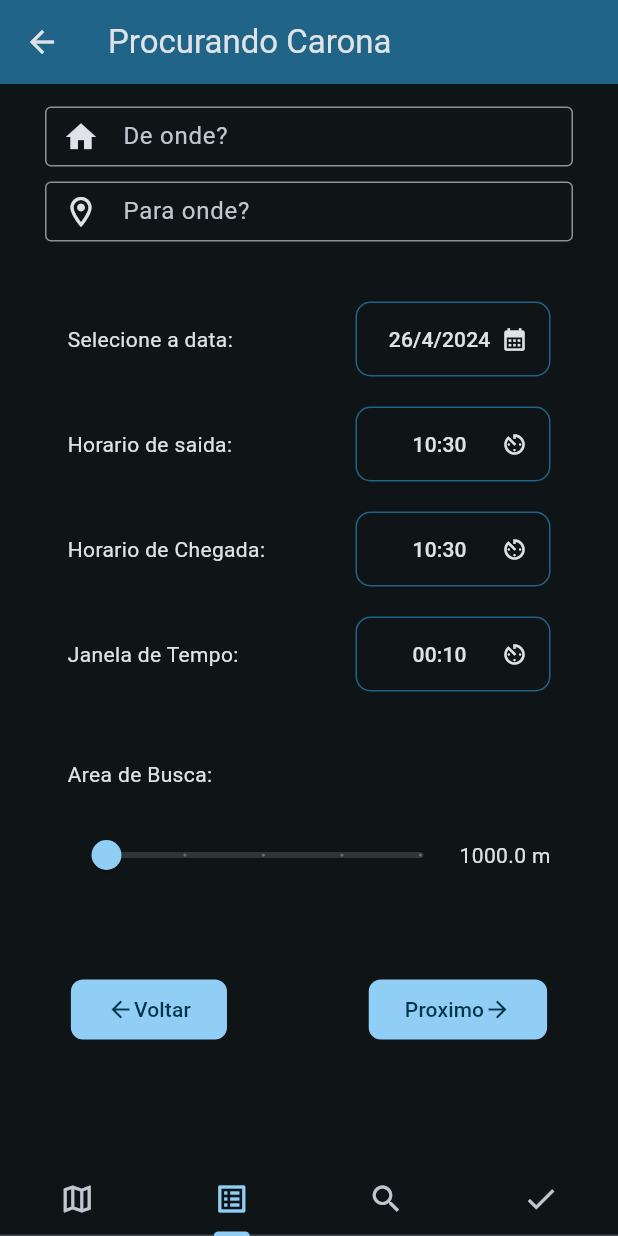
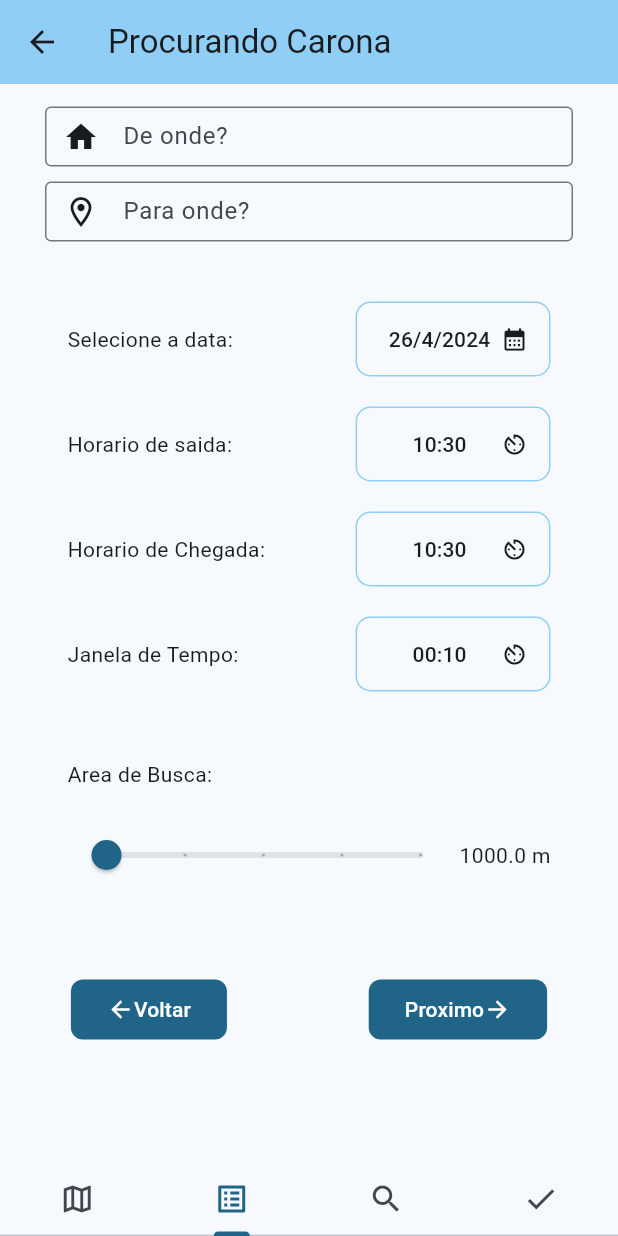
Before and after one commit to Felipe-TM/buscar-flutter, a Flutter app: the FindRideScreen screen opened directly, item 2 of the bottom bar chosen, on a phone screen of 412 x 824 dp. Run offline on Flutter 3.47's test engine with Material 3 defaults, Android fonts, the phone set to English and light mode, and no system bars; our stand-ins replace geocoding, geolocator, google_maps_flutter; missing offline and left inert: inner_shadow_widget; Roboto replaces fonts that are missing (Istok Web).

Commit message:
find ride update

```diff
--- a/lib/common_widgets/date_picker_button.dart
+++ b/lib/common_widgets/date_picker_button.dart
@@ -5,11 +5,13 @@ class DatePickerButton extends StatefulWidget {
   final Icon icon;
   final DateTime firstDate = DateTime(2023);
   final DateTime lastDate = DateTime(2050);
+  final Function(DateTime)? getDate;
 
   DatePickerButton({
     super.key,
     this.label,
     this.icon = const Icon(Icons.calendar_month),
+    this.getDate,
   });
 
   @override
@@ -43,6 +45,7 @@ class _DatePickerButtonState extends State<DatePickerButton> {
 
         setState(() {
           date = newDate;
+          widget.getDate!(date);
         });
       },
       child: Row(
--- a/lib/common_widgets/location_input_box.dart
+++ b/lib/common_widgets/location_input_box.dart
@@ -1,5 +1,7 @@
 import 'package:buscar/common_widgets/location_input_field.dart';
+import 'package:buscar/features/rides/find_ride/model/find_ride_model.dart';
 import 'package:flutter/material.dart';
+import 'package:provider/provider.dart';
 
 class LocationInputBox extends StatelessWidget {
   final TextEditingController? originController;
@@ -23,18 +25,28 @@ class LocationInputBox extends StatelessWidget {
         child: Column(
           mainAxisSize: MainAxisSize.min,
           children: [
-            LocationInputField(
+            Consumer<FindRideModel>(
+              builder: (BuildContext context, FindRideModel rideModel,
+                  Widget? child) {
+                return LocationInputField(
                   key: const Key('origin'),
                   focusNode: originFocusNode,
                   icon: Icons.home,
                   hint: 'De onde?',
                   controller: originController,
+                );
+              },
             ),
-            LocationInputField(
+            Consumer<FindRideModel>(
+              builder: (BuildContext context, FindRideModel rideModel,
+                  Widget? child) {
+                return LocationInputField(
                   key: const Key('destination'),
                   focusNode: destinationFocusNode,
                   hint: 'Para onde?',
                   controller: destinationController,
+                );
+              },
             ),
           ]
               .map((widget) => Padding(
--- a/lib/common_widgets/time_picker_button.dart
+++ b/lib/common_widgets/time_picker_button.dart
@@ -4,12 +4,14 @@ class TimePickerButton extends StatefulWidget {
   final Widget? label;
   final Icon icon;
   final TimeOfDay? time;
+  final Function(TimeOfDay)? getTime;
 
   const TimePickerButton(
       {super.key,
       this.label,
       this.icon = const Icon(Icons.av_timer),
-      this.time});
+      this.time,
+      this.getTime});
 
   @override
   State<TimePickerButton> createState() => _TimePickerButtonState();
@@ -17,7 +19,6 @@ class TimePickerButton extends StatefulWidget {
 
 class _TimePickerButtonState extends State<TimePickerButton> {
   TimeOfDay time = TimeOfDay.now();
-
   @override
   Widget build(BuildContext context) {
     if (widget.time != null) time = widget.time!;
@@ -46,9 +47,9 @@ class _TimePickerButtonState extends State<TimePickerButton> {
           },
         );
         if (newTime == null) return;
-
         setState(() {
           time = newTime;
+          widget.getTime!(time);
         });
       },
       child: Row(
--- /dev/null
+++ b/lib/features/rides/find_ride/model/find_ride_model.dart
@@ -0,0 +1,78 @@
+import 'package:flutter/material.dart';
+import 'package:google_maps_flutter/google_maps_flutter.dart';
+
+class FindRideModel extends ChangeNotifier {
+  late String origin = '';
+  late String destination = '';
+  late LatLng originCoord;
+  late LatLng destinationCoord;
+  late DateTime date;
+  late TimeOfDay departureTime;
+  late TimeOfDay arrivalTime;
+  late TimeOfDay timeWindow;
+
+  TimeOfDay get getTimeWindow => timeWindow;
+
+  set setTimeWindow(TimeOfDay timeWindow) {
+    this.timeWindow = timeWindow;
+    notifyListeners();
+  }
+
+  late double searchRadius;
+
+  get getOrigin => origin;
+
+  set setOrigin(String origin) {
+    this.origin = origin;
+    notifyListeners();
+  }
+
+  get getDestination => destination;
+
+  set setDestination(String destination) {
+    this.destination = destination;
+    notifyListeners();
+  }
+
+  get getOriginCoord => originCoord;
+
+  set setOriginCoord(LatLng originCoord) {
+    this.originCoord = originCoord;
+    notifyListeners();
+  }
+
+  get getDestinationCoord => destinationCoord;
+
+  set setDestinationCoord(LatLng destinationCoord) {
+    this.destinationCoord = destinationCoord;
+    notifyListeners();
+  }
+
+  get getDate => date;
+
+  set setDate(DateTime date) {
+    this.date = date;
+    notifyListeners();
+  }
+
+  get getDepartureTime => departureTime;
+
+  set setDepartureTime(TimeOfDay departureTime) {
+    this.departureTime = departureTime;
+    notifyListeners();
+  }
+
+  get getArrivalTime => arrivalTime;
+
+  set setArrivalTime(TimeOfDay arrivalTime) {
+    this.arrivalTime = arrivalTime;
+    notifyListeners();
+  }
+
+  get getSearchRadius => searchRadius;
+
+  set setSearchRadius(double searchRadius) {
+    this.searchRadius = searchRadius;
+    notifyListeners();
+  }
+}
--- a/lib/features/rides/find_ride/presentation/find_ride_page2.dart
+++ b/lib/features/rides/find_ride/presentation/find_ride_page2.dart
@@ -2,17 +2,14 @@ import 'package:buscar/common_widgets/date_picker_button.dart';
 import 'package:buscar/common_widgets/location_input_box.dart';
 import 'package:buscar/common_widgets/time_picker_button.dart';
 import 'package:flutter/material.dart';
+import 'package:provider/provider.dart';
 
 import '../../../../common_widgets/navigation_button.dart';
+import '../model/find_ride_model.dart';
 
 class FindRidePage2 extends StatefulWidget {
-  final String origin;
-  final String destination;
-
   const FindRidePage2({
     super.key,
-    this.origin = '',
-    this.destination = '',
   });
 
   @override
@@ -20,11 +17,15 @@ class FindRidePage2 extends StatefulWidget {
 }
 
 class _FindRidePage2State extends State<FindRidePage2> {
+  late TextEditingController _originController;
+  late TextEditingController _destinationController;
   late double _searchRadius;
 
   @override
   void initState() {
     _searchRadius = 1000;
+    _originController = TextEditingController();
+    _destinationController = TextEditingController();
     super.initState();
   }
 
@@ -32,7 +33,19 @@ class _FindRidePage2State extends State<FindRidePage2> {
   Widget build(BuildContext context) {
     return Column(
       children: [
-        const LocationInputBox(),
+        Consumer<FindRideModel>(
+          builder:
+              (BuildContext context, FindRideModel rideModel, Widget? child) {
+            _originController.value =
+                TextEditingValue(text: rideModel.getOrigin);
+            _destinationController.value =
+                TextEditingValue(text: rideModel.getDestination);
+            return LocationInputBox(
+              originController: _originController,
+              destinationController: _destinationController,
+            );
+          },
+        ),
         Padding(
           padding: const EdgeInsets.symmetric(vertical: 5, horizontal: 45),
           child: Column(
@@ -41,29 +54,48 @@ class _FindRidePage2State extends State<FindRidePage2> {
                 mainAxisAlignment: MainAxisAlignment.spaceBetween,
                 children: [
                   const Text('Selecione a data:'),
-                  DatePickerButton(),
+                  DatePickerButton(
+                    getDate: (date) {
+                      Provider.of<FindRideModel>(context, listen: false)
+                          .setDate = date;
+                    },
+                  ),
                 ],
               ),
-              const Row(
+              Row(
                 mainAxisAlignment: MainAxisAlignment.spaceBetween,
                 children: [
                   Text('Horario de saida:'),
-                  TimePickerButton(),
+                  TimePickerButton(
+                    getTime: (time) {
+                      Provider.of<FindRideModel>(context, listen: false)
+                          .setDepartureTime = time;
+                    },
+                  ),
                 ],
               ),
-              const Row(
+              Row(
                 mainAxisAlignment: MainAxisAlignment.spaceBetween,
                 children: [
                   Text('Horario de Chegada:'),
-                  TimePickerButton(),
+                  TimePickerButton(
+                    getTime: (time) {
+                      Provider.of<FindRideModel>(context, listen: false)
+                          .setArrivalTime = time;
+                    },
+                  ),
                 ],
               ),
-              const Row(
+              Row(
                 mainAxisAlignment: MainAxisAlignment.spaceBetween,
                 children: [
                   Text('Janela de Tempo:'),
                   TimePickerButton(
                     time: TimeOfDay(hour: 0, minute: 10),
+                    getTime: (time) {
+                      Provider.of<FindRideModel>(context, listen: false)
+                          .setTimeWindow = time;
+                    },
                   ),
                 ],
               ),
@@ -87,6 +119,9 @@ class _FindRidePage2State extends State<FindRidePage2> {
                               onChanged: (newValue) {
                                 setState(() {
                                   _searchRadius = newValue;
+                                  Provider.of<FindRideModel>(context,
+                                          listen: false)
+                                      .setSearchRadius = _searchRadius;
                                 });
                               },
                             ),
--- a/lib/features/rides/find_ride/presentation/find_ride_screen.dart
+++ b/lib/features/rides/find_ride/presentation/find_ride_screen.dart
@@ -1,4 +1,6 @@
+import 'package:buscar/features/rides/find_ride/model/find_ride_model.dart';
 import 'package:flutter/material.dart';
+import 'package:provider/provider.dart';
 import 'find_ride_page1.dart';
 import 'find_ride_page2.dart';
 import 'find_ride_page3.dart';
@@ -17,7 +19,10 @@ class FindRideScreen extends StatelessWidget {
             title: const Text('Procurando Carona'),
             backgroundColor: Theme.of(context).colorScheme.inversePrimary,
           ),
-          body: const TabBarView(
+          body: ChangeNotifierProvider<FindRideModel>(
+            create: (context) => FindRideModel(),
+            child: const TabBarView(
+              physics: NeverScrollableScrollPhysics(),
               children: [
                 FindRidePage1(),
                 SingleChildScrollView(
@@ -37,7 +42,9 @@ class FindRideScreen extends StatelessWidget {
                 ),
               ],
             ),
-          bottomNavigationBar: const TabBar(tabs: [
+          ),
+          bottomNavigationBar: const TabBar(
+            tabs: [
               Tab(
                 icon: Icon(Icons.map_outlined),
               ),
@@ -50,7 +57,8 @@ class FindRideScreen extends StatelessWidget {
               Tab(
                 icon: Icon(Icons.check_sharp),
               )
-          ]),
+            ],
+          ),
         );
       }),
     );
--- a/lib/main.dart
+++ b/lib/main.dart
@@ -19,7 +19,7 @@ class MyApp extends StatelessWidget {
         fontFamily: 'Istok Web',
         colorScheme: ColorScheme.fromSeed(
           seedColor: const Color.fromARGB(255, 219, 238, 253),
-          brightness: Brightness.dark,
+          brightness: Brightness.light,
         ),
       ),
     );
--- a/pubspec.yaml
+++ b/pubspec.yaml
@@ -17,6 +17,7 @@ dependencies:
   google_maps_flutter: ^2.5.3
   geolocator: ^11.0.0
   geocoding: ^3.0.0
+  provider: ^6.1.2
 
 dev_dependencies:
   flutter_test:
```
Also changed, not shown: lib/features/rides/find_ride/presentation/find_ride_page1.dart (+27 -1 lines), lib/features/rides/home/presentation/home_screen.dart (+22 -1 lines), pubspec.lock, 1 other file. Lines whose indentation alone changed are shown as unchanged.
